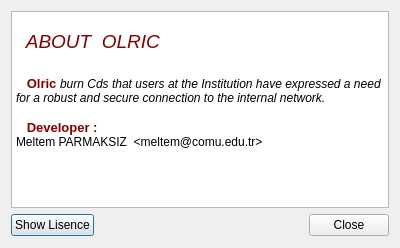
Above: ui/about.ui from COMU/olric before the change. Below: the same form after it.
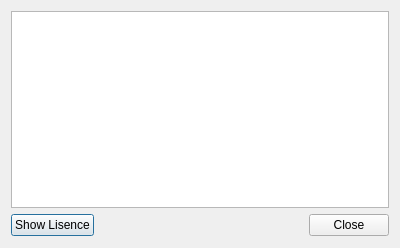
That is the form after the change.

```diff
--- a/ui/about.ui
+++ b/ui/about.ui
@@ -51,13 +51,8 @@
 &lt;html&gt;&lt;head&gt;&lt;meta name=&quot;qrichtext&quot; content=&quot;1&quot; /&gt;&lt;style type=&quot;text/css&quot;&gt;
 p, li { white-space: pre-wrap; }
 &lt;/style&gt;&lt;/head&gt;&lt;body style=&quot; font-family:'Sans Serif'; font-size:9pt; font-weight:400; font-style:normal;&quot;&gt;
-&lt;p style=&quot;-qt-paragraph-type:empty; margin-top:0px; margin-bottom:0px; margin-left:0px; margin-right:0px; -qt-block-indent:0; text-indent:0px;&quot;&gt;&lt;/p&gt;
-&lt;p style=&quot; margin-top:0px; margin-bottom:0px; margin-left:0px; margin-right:0px; -qt-block-indent:0; text-indent:0px;&quot;&gt;&lt;span style=&quot; font-size:14pt; font-style:italic; color:#830000;&quot;&gt;  ABOUT  OLRIC&lt;/span&gt;&lt;/p&gt;
-&lt;p style=&quot;-qt-paragraph-type:empty; margin-top:0px; margin-bottom:0px; margin-left:0px; margin-right:0px; -qt-block-indent:0; text-indent:0px; font-size:14pt; font-style:italic; color:#830000;&quot;&gt;&lt;/p&gt;
-&lt;p style=&quot; margin-top:0px; margin-bottom:0px; margin-left:0px; margin-right:0px; -qt-block-indent:0; text-indent:0px;&quot;&gt;&lt;span style=&quot; font-size:10pt; font-weight:600; color:#830000;&quot;&gt;   Olric &lt;/span&gt;&lt;span style=&quot; font-style:italic;&quot;&gt;burn Cds that users at the Institution have expressed a need for a robust and secure connection to the internal network.   &lt;/span&gt;&lt;/p&gt;
-&lt;p style=&quot; margin-top:0px; margin-bottom:0px; margin-left:0px; margin-right:0px; -qt-block-indent:0; text-indent:0px;&quot;&gt;&lt;span style=&quot; font-size:10pt; font-weight:600;&quot;&gt; &lt;/span&gt;&lt;/p&gt;
-&lt;p style=&quot; margin-top:0px; margin-bottom:0px; margin-left:0px; margin-right:0px; -qt-block-indent:0; text-indent:0px;&quot;&gt;&lt;span style=&quot; font-size:10pt; font-weight:600;&quot;&gt;   &lt;/span&gt;&lt;span style=&quot; font-size:10pt; font-weight:600; color:#830000;&quot;&gt;Developer :&lt;/span&gt;&lt;/p&gt;
-&lt;p style=&quot; margin-top:0px; margin-bottom:0px; margin-left:0px; margin-right:0px; -qt-block-indent:0; text-indent:0px; -qt-user-state:256;&quot;&gt;Meltem PARMAKSIZ  &amp;lt;meltem@comu.edu.tr&amp;gt;&lt;/p&gt;&lt;/body&gt;&lt;/html&gt;</string>
+&lt;p style=&quot;-qt-paragraph-type:empty; margin-top:0px; margin-bottom:0px; margin-left:0px; margin-right:0px; -qt-block-indent:0; text-indent:0px; -qt-user-state:256;&quot;&gt;&lt;/p&gt;
+&lt;p style=&quot;-qt-paragraph-type:empty; margin-top:0px; margin-bottom:0px; margin-left:0px; margin-right:0px; -qt-block-indent:0; text-indent:0px;&quot;&gt;&lt;/p&gt;&lt;/body&gt;&lt;/html&gt;</string>
      </property>
     </widget>
    </item>
```
